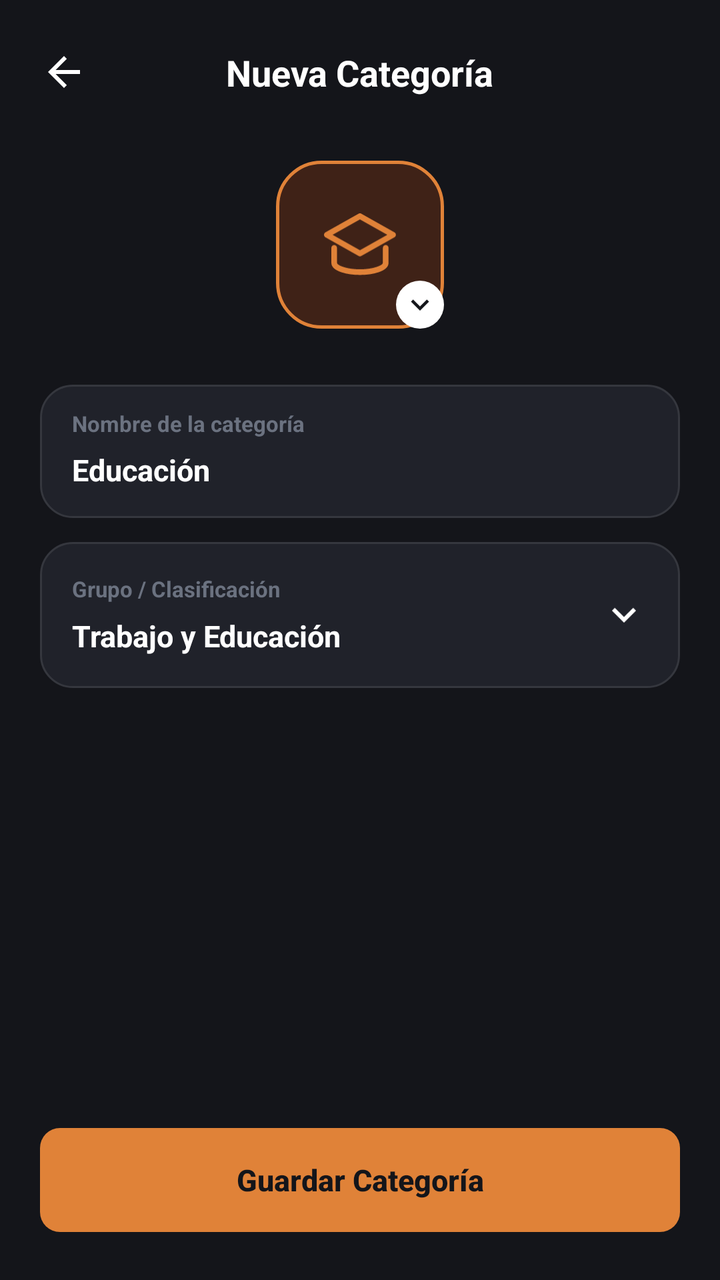
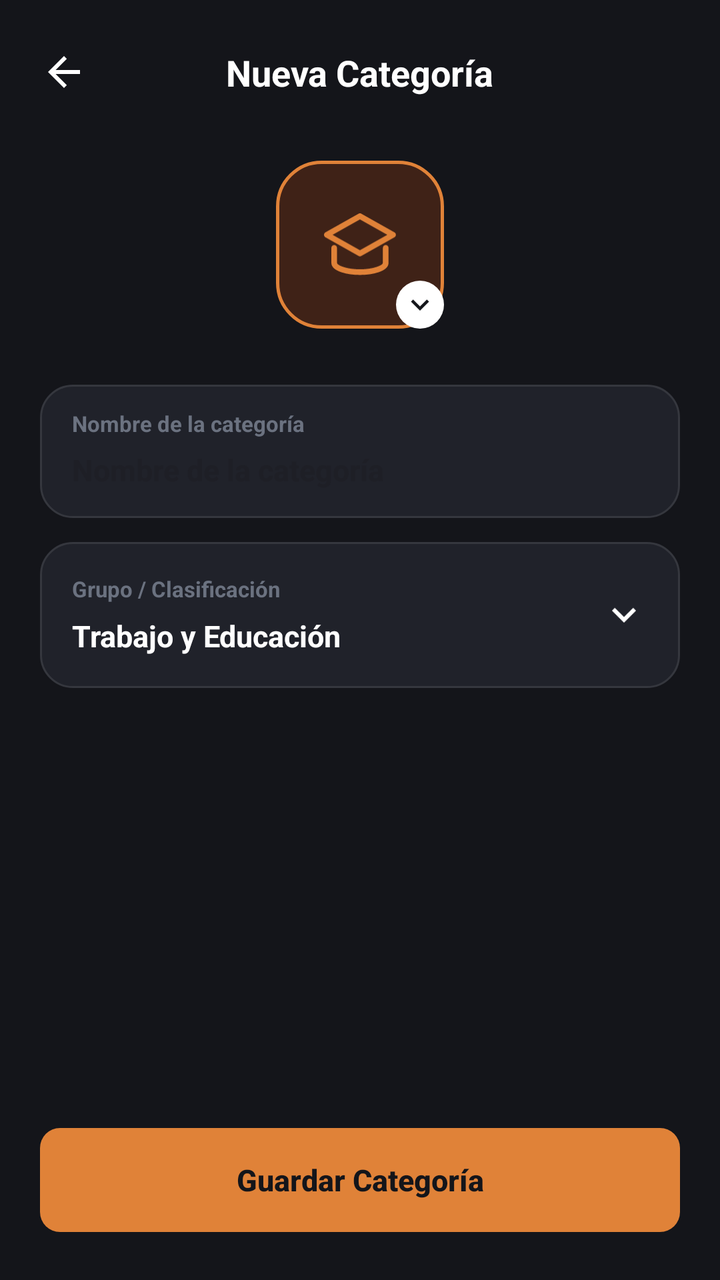

The first picture is an Android layout as it rendered before a commit; the second is the same layout after the commit. The layout source and the unified diff follow.
<!-- AndroidManifest.xml: application theme Theme.MyApplication -->
<!-- res/layout/activity_nueva_categoria.xml -->
<?xml version="1.0" encoding="utf-8"?>
<androidx.constraintlayout.widget.ConstraintLayout
    xmlns:android="http://schemas.android.com/apk/res/android"
    xmlns:app="http://schemas.android.com/apk/res-auto"
    android:layout_width="match_parent"
    android:layout_height="match_parent"
    android:background="@color/bg_main"
    android:fitsSystemWindows="true">

    
    <ImageView
        android:id="@+id/btnBack"
        android:layout_width="40dp"
        android:layout_height="40dp"
        android:layout_marginStart="12dp"
        android:layout_marginTop="16dp"
        android:padding="8dp"
        android:src="@drawable/ic_arrow_back"
        android:contentDescription="Volver"
        app:layout_constraintStart_toStartOf="parent"
        app:layout_constraintTop_toTopOf="parent" />

    <TextView
        android:id="@+id/tvTitle"
        android:layout_width="wrap_content"
        android:layout_height="wrap_content"
        android:text="Nueva Categoría"
        android:textColor="@color/text_primary"
        android:textSize="18sp"
        android:textStyle="bold"
        app:layout_constraintBottom_toBottomOf="@id/btnBack"
        app:layout_constraintEnd_toEndOf="parent"
        app:layout_constraintStart_toStartOf="parent"
        app:layout_constraintTop_toTopOf="@id/btnBack" />

    
    <FrameLayout
        android:id="@+id/iconContainer"
        android:layout_width="84dp"
        android:layout_height="84dp"
        android:layout_marginTop="32dp"
        app:layout_constraintEnd_toEndOf="parent"
        app:layout_constraintStart_toStartOf="parent"
        app:layout_constraintTop_toBottomOf="@id/tvTitle">

        <FrameLayout
            android:id="@+id/btnIcon"
            android:layout_width="match_parent"
            android:layout_height="match_parent"
            android:background="@drawable/bg_icon_selector"
            android:clickable="true"
            android:focusable="true">

            <ImageView
                android:layout_width="36dp"
                android:layout_height="36dp"
                app:tint="@color/orange_primary"
                android:layout_gravity="center"
                android:src="@drawable/ic_cat_edu"
                android:contentDescription="Ícono de la categoría" />
        </FrameLayout>

        <ImageView
            android:layout_width="24dp"
            android:layout_height="24dp"
            android:layout_gravity="bottom|end"
            android:background="@drawable/bg_badge_white"
            android:padding="3dp"
            android:src="@drawable/ic_chevron_down"
            app:tint="@color/bg_main" />
    </FrameLayout>

    
    <LinearLayout
        android:id="@+id/cardName"
        android:layout_width="0dp"
        android:layout_height="wrap_content"
        android:layout_marginStart="20dp"
        android:layout_marginTop="28dp"
        android:layout_marginEnd="20dp"
        android:background="@drawable/bg_card_input"
        android:orientation="vertical"
        android:paddingStart="16dp"
        android:paddingTop="12dp"
        android:paddingEnd="16dp"
        android:paddingBottom="8dp"
        app:layout_constraintEnd_toEndOf="parent"
        app:layout_constraintStart_toStartOf="parent"
        app:layout_constraintTop_toBottomOf="@id/iconContainer">

        <TextView
            android:layout_width="wrap_content"
            android:layout_height="wrap_content"
            android:text="Nombre de la categoría"
            android:textColor="@color/text_muted"
            android:textSize="11sp"
            android:textStyle="bold" />

        <EditText
            android:id="@+id/etCategoryName"
            android:layout_width="match_parent"
            android:layout_height="wrap_content"
            android:background="@null"
            android:inputType="textCapSentences"
            android:maxLines="1"
            android:minHeight="32dp"
            android:paddingStart="0dp"
            android:paddingEnd="0dp"
            android:text="Educación"
            android:textColor="@color/text_primary"
            android:textSize="15sp"
            android:textStyle="bold" />
    </LinearLayout>

    
    <LinearLayout
        android:id="@+id/cardGroup"
        android:layout_width="0dp"
        android:layout_height="wrap_content"
        android:layout_marginStart="20dp"
        android:layout_marginTop="12dp"
        android:layout_marginEnd="20dp"
        android:background="@drawable/bg_card_input"
        android:orientation="vertical"
        app:layout_constraintEnd_toEndOf="parent"
        app:layout_constraintStart_toStartOf="parent"
        app:layout_constraintTop_toBottomOf="@id/cardName">

        
        <LinearLayout
            android:id="@+id/groupHeader"
            android:layout_width="match_parent"
            android:layout_height="wrap_content"
            android:clickable="true"
            android:focusable="true"
            android:gravity="center_vertical"
            android:orientation="horizontal"
            android:padding="16dp">

            <LinearLayout
                android:layout_width="0dp"
                android:layout_height="wrap_content"
                android:layout_weight="1"
                android:orientation="vertical">

                <TextView
                    android:layout_width="wrap_content"
                    android:layout_height="wrap_content"
                    android:text="Grupo / Clasificación"
                    android:textColor="@color/text_muted"
                    android:textSize="11sp"
                    android:textStyle="bold" />

                <TextView
                    android:id="@+id/tvGroup"
                    android:layout_width="wrap_content"
                    android:layout_height="wrap_content"
                    android:layout_marginTop="6dp"
                    android:text="Trabajo y Educación"
                    android:textColor="@color/text_primary"
                    android:textSize="15sp"
                    android:textStyle="bold" />
            </LinearLayout>

            <ImageView
                android:id="@+id/ivGroupArrow"
                android:layout_width="24dp"
                android:layout_height="24dp"
                android:src="@drawable/ic_chevron_down"
                app:tint="@color/text_primary" />
        </LinearLayout>

        
        <LinearLayout
            android:id="@+id/groupDropdown"
            android:layout_width="match_parent"
            android:layout_height="wrap_content"
            android:orientation="vertical"
            android:visibility="gone">

            <View
                android:layout_width="match_parent"
                android:layout_height="1dp"
                android:layout_marginStart="16dp"
                android:layout_marginEnd="16dp"
                android:background="@color/border_color" />

            <LinearLayout
                android:layout_width="match_parent"
                android:layout_height="wrap_content"
                android:orientation="vertical"
                android:padding="8dp">

                <TextView
                    android:id="@+id/optPersonales"
                    android:layout_width="match_parent"
                    android:layout_height="44dp"
                    android:gravity="center_vertical"
                    android:paddingStart="12dp"
                    android:text="cuentas personales"
                    android:textColor="@color/text_primary"
                    android:textSize="12sp"
                    android:textStyle="bold" />

                <TextView
                    android:id="@+id/optFinanzas"
                    android:layout_width="match_parent"
                    android:layout_height="44dp"
                    android:gravity="center_vertical"
                    android:paddingStart="12dp"
                    android:text="finanzas y servicios"
                    android:textColor="@color/text_primary"
                    android:textSize="12sp"
                    android:textStyle="bold" />

                <TextView
                    android:id="@+id/optTrabajo"
                    android:layout_width="match_parent"
                    android:layout_height="52dp"
                    android:background="@drawable/bg_option_selected"
                    android:gravity="center_vertical"
                    android:paddingStart="12dp"
                    android:text="trabajo y educacion"
                    android:textColor="@color/orange_primary"
                    android:textSize="13sp"
                    android:textStyle="bold" />

                <TextView
                    android:id="@+id/optFrecuentes"
                    android:layout_width="match_parent"
                    android:layout_height="44dp"
                    android:gravity="center_vertical"
                    android:paddingStart="12dp"
                    android:text="frecuentes"
                    android:textColor="@color/text_primary"
                    android:textSize="12sp"
                    android:textStyle="bold" />
            </LinearLayout>
        </LinearLayout>
    </LinearLayout>

    
    <androidx.appcompat.widget.AppCompatButton
        android:id="@+id/btnSave"
        android:layout_width="0dp"
        android:layout_height="52dp"
        android:layout_marginStart="20dp"
        android:layout_marginEnd="20dp"
        android:layout_marginBottom="24dp"
        android:background="@drawable/bg_button_slim"
        android:stateListAnimator="@null"
        android:text="Guardar Categoría"
        android:textAllCaps="false"
        android:textColor="@color/bg_main"
        android:textSize="15sp"
        android:textStyle="bold"
        app:layout_constraintBottom_toBottomOf="parent"
        app:layout_constraintEnd_toEndOf="parent"
        app:layout_constraintStart_toStartOf="parent" />

</androidx.constraintlayout.widget.ConstraintLayout>
<!-- resources referenced by this layout -->
<resources>
  <color name="bg_main">#14151A</color>
  <color name="border_color">#35373E</color>
  <color name="orange_primary">#E08238</color>
  <color name="text_muted">#6B7280</color>
  <color name="text_primary">#FFFFFF</color>
  <!-- drawable bg_badge_white (drawable) -->
  <?xml version="1.0" encoding="utf-8"?>
  <shape xmlns:android="http://schemas.android.com/apk/res/android"
      android:shape="oval">
      <solid android:color="@color/text_primary" />
  </shape>
  <!-- drawable bg_button_slim (drawable) -->
  <?xml version="1.0" encoding="utf-8"?>
  <shape xmlns:android="http://schemas.android.com/apk/res/android"
      android:shape="rectangle">
      <solid android:color="@color/orange_primary" />
      <corners android:radius="10dp" />
  </shape>
  <!-- drawable bg_card_input (drawable) -->
  <?xml version="1.0" encoding="utf-8"?>
  <shape xmlns:android="http://schemas.android.com/apk/res/android"
      android:shape="rectangle">
      <solid android:color="@color/bg_dark_card" />
      <stroke android:width="1dp" android:color="@color/border_color" />
      <corners android:radius="16dp" />
  </shape>
  <!-- drawable bg_icon_selector (drawable) -->
  <?xml version="1.0" encoding="utf-8"?>
  <shape xmlns:android="http://schemas.android.com/apk/res/android"
      android:shape="rectangle">
      <solid android:color="@color/cat_social_bg" />
      <stroke android:width="1.5dp" android:color="@color/orange_primary" />
      <corners android:radius="22dp" />
  </shape>
  <!-- drawable bg_option_selected (drawable) -->
  <?xml version="1.0" encoding="utf-8"?>
  <shape xmlns:android="http://schemas.android.com/apk/res/android"
      android:shape="rectangle">
      <solid android:color="#26E08238" />
      <corners android:radius="14dp" />
  </shape>
  <!-- drawable ic_arrow_back (drawable) -->
  <?xml version="1.0" encoding="utf-8"?>
  <vector xmlns:android="http://schemas.android.com/apk/res/android"
      android:width="24dp" android:height="24dp"
      android:viewportWidth="24" android:viewportHeight="24">
      <path android:fillColor="#FFFFFF"
          android:pathData="M20,11H7.83l5.59,-5.59L12,4l-8,8 8,8 1.41,-1.41L7.83,13H20v-2z" />
  </vector>
  <!-- drawable ic_cat_edu (drawable) -->
  <vector xmlns:android="http://schemas.android.com/apk/res/android"
      android:width="23dp"
      android:height="20dp"
      android:viewportWidth="23"
      android:viewportHeight="20">
    <path
        android:pathData="M3.252,11.024V15.789C3.252,17.575 7.368,18.767 11.484,18.767C15.601,18.767 19.717,17.575 19.717,15.789V11.024M11.484,0.9L0.9,6.855L11.484,12.811L22.069,6.855L11.484,0.9Z"
        android:strokeLineJoin="round"
        android:strokeWidth="1.8"
        android:fillColor="#00000000"
        android:strokeColor="#EC4899"
        android:strokeLineCap="round"/>
  </vector>
  <!-- drawable ic_chevron_down (drawable) -->
  <?xml version="1.0" encoding="utf-8"?>
  <vector xmlns:android="http://schemas.android.com/apk/res/android"
      android:width="24dp" android:height="24dp"
      android:viewportWidth="24" android:viewportHeight="24">
      <path android:fillColor="#FFFFFF"
          android:pathData="M7.41,8.59L12,13.17l4.59,-4.58L18,10l-6,6 -6,-6z" />
  </vector>
  <style name="Theme.MyApplication" parent="Base.Theme.MyApplication" />
  <color name="bg_dark_card">#20222A</color>
  <color name="cat_social_bg">#33EA580C</color>
  <style name="Base.Theme.MyApplication" parent="Theme.Material3.DayNight.NoActionBar">
          <item name="android:windowBackground">#000000</item>
      </style>
</resources>

<!-- the commit's change to res/layout/activity_nueva_categoria.xml (unified diff, before → after) -->
@@ -52,6 +52,7 @@
             android:focusable="true">
 
             <ImageView
+                android:id="@+id/ivCategoryPreview"
                 android:layout_width="36dp"
                 android:layout_height="36dp"
                 app:tint="@color/orange_primary"
@@ -106,7 +107,7 @@
             android:minHeight="32dp"
             android:paddingStart="0dp"
             android:paddingEnd="0dp"
-            android:text="Educación"
+            android:hint="Nombre de la categoría"
             android:textColor="@color/text_primary"
             android:textSize="15sp"
             android:textStyle="bold" />
